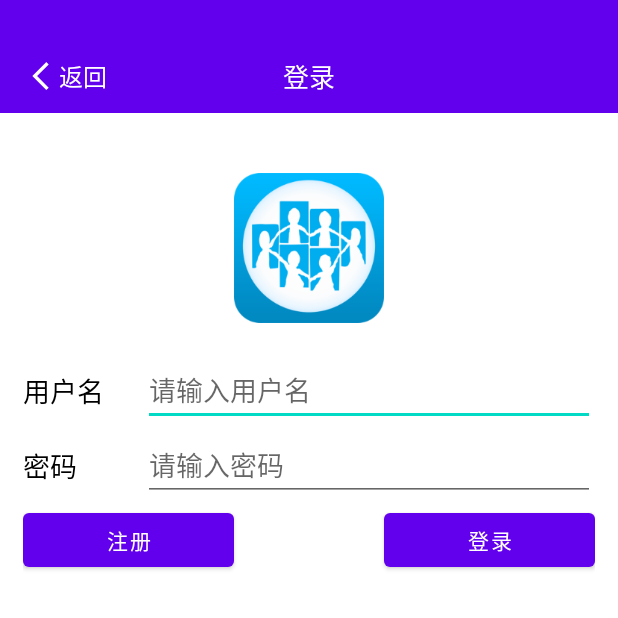
After one commit to hestyle/book_stadium_online_app, an Android app: the LoginActivity screen opened directly, with no data from a screen before it, on a phone screen of 412 x 824 dp, the top half of it. The commit adds this screen. Run offline under Robolectric (Android 15) with nearby library versions, the phone set to English and light mode, and no system bars.

Commit message:
feat：完成登录页面的绘制

```diff
--- a/app/src/main/AndroidManifest.xml
+++ b/app/src/main/AndroidManifest.xml
@@ -9,6 +9,8 @@
         android:roundIcon="@mipmap/ic_launcher_round"
         android:supportsRtl="true"
         android:theme="@style/Theme.Book_stadium_online_app">
+        <activity android:name=".BaseActivity"></activity>
+        <activity android:name=".LoginActivity" />
         <activity
             android:name=".MainActivity"
             android:label="@string/app_name">
--- /dev/null
+++ b/app/src/main/java/cn/edu/hestyle/bookstadiumonline/BaseActivity.java
@@ -0,0 +1,24 @@
+package cn.edu.hestyle.bookstadiumonline;
+
+import androidx.appcompat.app.AppCompatActivity;
+
+import android.os.Build;
+import android.os.Bundle;
+import android.view.WindowManager;
+
+public class BaseActivity extends AppCompatActivity {
+
+    @Override
+    protected void onCreate(Bundle savedInstanceState) {
+        super.onCreate(savedInstanceState);
+        //透明状态栏
+        if (Build.VERSION.SDK_INT >= Build.VERSION_CODES.KITKAT) {
+            getWindow().setFlags(
+                    WindowManager.LayoutParams.FLAG_TRANSLUCENT_STATUS,
+                    WindowManager.LayoutParams.FLAG_TRANSLUCENT_STATUS);
+        }
+        setContentView(R.layout.activity_login);
+        //去除标题栏
+        this.getSupportActionBar().hide();
+    }
+}
--- /dev/null
+++ b/app/src/main/java/cn/edu/hestyle/bookstadiumonline/LoginActivity.java
@@ -0,0 +1,33 @@
+package cn.edu.hestyle.bookstadiumonline;
+
+import android.os.Bundle;
+import android.view.View;
+import android.widget.TextView;
+
+public class LoginActivity extends BaseActivity {
+
+    @Override
+    protected void onCreate(Bundle savedInstanceState) {
+        super.onCreate(savedInstanceState);
+
+        // 设置navigationBar
+        this.navigationBarInit();
+    }
+
+    /**
+     * 设置navigationBar
+     */
+    private void navigationBarInit() {
+        // 设置title
+        TextView titleTextView = this.findViewById(R.id.titleTextView);
+        titleTextView.setText("登录");
+        // 设置返回
+        TextView backTitleTextView = this.findViewById(R.id.backTextView);
+        backTitleTextView.setOnClickListener(new View.OnClickListener() {
+            @Override
+            public void onClick(View v) {
+                finish();
+            }
+        });
+    }
+}
--- a/app/src/main/java/cn/edu/hestyle/bookstadiumonline/MainActivity.java
+++ b/app/src/main/java/cn/edu/hestyle/bookstadiumonline/MainActivity.java
@@ -5,14 +5,12 @@ import android.os.Bundle;
 import android.view.WindowManager;
 
 import com.google.android.material.bottomnavigation.BottomNavigationView;
-
-import androidx.appcompat.app.AppCompatActivity;
 import androidx.navigation.NavController;
 import androidx.navigation.Navigation;
 import androidx.navigation.ui.AppBarConfiguration;
 import androidx.navigation.ui.NavigationUI;
 
-public class MainActivity extends AppCompatActivity {
+public class MainActivity extends BaseActivity {
 
     @Override
     protected void onCreate(Bundle savedInstanceState) {
--- a/app/src/main/java/cn/edu/hestyle/bookstadiumonline/ui/my/MyFragment.java
+++ b/app/src/main/java/cn/edu/hestyle/bookstadiumonline/ui/my/MyFragment.java
@@ -1,5 +1,6 @@
 package cn.edu.hestyle.bookstadiumonline.ui.my;
 
+import android.content.Intent;
 import android.graphics.Color;
 import android.os.Bundle;
 import android.view.LayoutInflater;
@@ -11,6 +12,8 @@ import android.widget.TextView;
 import androidx.annotation.NonNull;
 import androidx.constraintlayout.widget.ConstraintLayout;
 import androidx.fragment.app.Fragment;
+
+import cn.edu.hestyle.bookstadiumonline.LoginActivity;
 import cn.edu.hestyle.bookstadiumonline.R;
 
 public class MyFragment extends Fragment {
@@ -21,6 +24,15 @@ public class MyFragment extends Fragment {
         this.rootView = inflater.inflate(R.layout.fragment_my, container, false);
         // 设置navigationBar
         this.navigationBarInit();
+        // 设置"去登录"点击事件
+        TextView titleTextView = this.rootView.findViewById(R.id.gotoLoginTextView);
+        titleTextView.setOnClickListener(new View.OnClickListener() {
+            @Override
+            public void onClick(View v) {
+                Intent intent = new Intent(getContext(), LoginActivity.class);
+                startActivity(intent);
+            }
+        });
 
         return this.rootView;
     }
@@ -29,7 +41,7 @@ public class MyFragment extends Fragment {
      * 设置navigationBar
      */
     private void navigationBarInit() {
-        ConstraintLayout commonTitleConstraintLayout = this.rootView.findViewById(R.id.include_common_navigation_bar);
+        ConstraintLayout commonTitleConstraintLayout = this.rootView.findViewById(R.id.my_fragment_navigation_bar);
         // 设置title
         TextView titleTextView = this.rootView.findViewById(R.id.titleTextView);
         titleTextView.setText("我的");
@@ -39,9 +51,9 @@ public class MyFragment extends Fragment {
         leftSettingImageButton.setImageResource(R.drawable.ic_setting_24dp);
         ConstraintLayout.LayoutParams leftSettingLayoutParams = new ConstraintLayout.LayoutParams(56, 56);
         leftSettingLayoutParams.leftMargin = 15;
-        leftSettingLayoutParams.startToStart = R.id.include_common_navigation_bar;
-        leftSettingLayoutParams.topToTop = R.id.include_common_navigation_bar;
-        leftSettingLayoutParams.bottomToBottom = R.id.include_common_navigation_bar;
+        leftSettingLayoutParams.startToStart = R.id.my_fragment_navigation_bar;
+        leftSettingLayoutParams.topToTop = R.id.my_fragment_navigation_bar;
+        leftSettingLayoutParams.bottomToBottom = R.id.my_fragment_navigation_bar;
         leftSettingImageButton.setLayoutParams(leftSettingLayoutParams);
         // 设置right announcement
         ImageButton rightAnnouncementImageButton = new ImageButton(getActivity());
@@ -49,9 +61,9 @@ public class MyFragment extends Fragment {
         rightAnnouncementImageButton.setImageResource(R.drawable.ic_announcement_24dp);
         ConstraintLayout.LayoutParams rightAnnouncementLayoutParams = new ConstraintLayout.LayoutParams(56, 56);
         rightAnnouncementLayoutParams.rightMargin = 15;
-        rightAnnouncementLayoutParams.endToEnd = R.id.include_common_navigation_bar;
-        rightAnnouncementLayoutParams.topToTop = R.id.include_common_navigation_bar;
-        rightAnnouncementLayoutParams.bottomToBottom = R.id.include_common_navigation_bar;
+        rightAnnouncementLayoutParams.endToEnd = R.id.my_fragment_navigation_bar;
+        rightAnnouncementLayoutParams.topToTop = R.id.my_fragment_navigation_bar;
+        rightAnnouncementLayoutParams.bottomToBottom = R.id.my_fragment_navigation_bar;
         rightAnnouncementImageButton.setLayoutParams(rightAnnouncementLayoutParams);
         // 添加到common_title
         commonTitleConstraintLayout.addView(leftSettingImageButton);
--- /dev/null
+++ b/app/src/main/res/layout/activity_login.xml
@@ -0,0 +1,104 @@
+<?xml version="1.0" encoding="utf-8"?>
+<androidx.constraintlayout.widget.ConstraintLayout xmlns:android="http://schemas.android.com/apk/res/android"
+    xmlns:app="http://schemas.android.com/apk/res-auto"
+    xmlns:tools="http://schemas.android.com/tools"
+    android:layout_width="match_parent"
+    android:layout_height="match_parent"
+    tools:context=".LoginActivity">
+
+    <include android:id="@+id/logo_activity_navigation_bar" layout="@layout/include_back_navigation_bar"/>
+
+    <ImageView
+        android:id="@+id/logoImageView"
+        android:layout_width="100dp"
+        android:layout_height="100dp"
+        app:layout_constraintStart_toStartOf="parent"
+        app:layout_constraintEnd_toEndOf="parent"
+        app:layout_constraintTop_toBottomOf="@+id/logo_activity_navigation_bar"
+        android:layout_marginTop="40dp"
+        android:src="@drawable/logo" />
+
+    <LinearLayout
+        android:layout_width="match_parent"
+        android:layout_height="wrap_content"
+        app:layout_constraintStart_toStartOf="parent"
+        app:layout_constraintEnd_toEndOf="parent"
+        app:layout_constraintTop_toBottomOf="@+id/logoImageView"
+        android:layout_marginTop="20dp"
+        android:layout_marginLeft="15dp"
+        android:layout_marginRight="15dp"
+        android:orientation="vertical">
+
+        <LinearLayout
+            android:layout_width="match_parent"
+            android:layout_height="50dp"
+            android:orientation="horizontal">
+
+            <TextView
+                android:layout_width="80dp"
+                android:layout_height="wrap_content"
+                android:layout_gravity="center_vertical"
+                android:text="用户名"
+                android:textColor="@color/black"
+                android:textSize="18sp"/>
+
+            <EditText
+                android:id="@+id/userNameEditText"
+                android:layout_width="wrap_content"
+                android:layout_height="wrap_content"
+                android:layout_weight="2"
+                android:layout_gravity="center_vertical"
+                android:ems="10"
+                android:inputType="textPersonName"
+                android:hint="请输入用户名"
+                android:text="" />
+        </LinearLayout>
+        <LinearLayout
+            android:layout_width="match_parent"
+            android:layout_height="50dp"
+            android:orientation="horizontal">
+
+            <TextView
+                android:layout_width="80dp"
+                android:layout_height="wrap_content"
+                android:layout_gravity="center_vertical"
+                android:text="密码"
+                android:textColor="@color/black"
+                android:textSize="18sp"/>
+            <EditText
+                android:id="@+id/passwordEditText"
+                android:layout_width="wrap_content"
+                android:layout_height="wrap_content"
+                android:layout_weight="2"
+                android:layout_gravity="center_vertical"
+                android:ems="10"
+                android:inputType="textPassword"
+                android:hint="请输入密码"
+                android:text="" />
+        </LinearLayout>
+        <LinearLayout
+            android:layout_width="match_parent"
+            android:layout_height="50dp"
+            android:orientation="horizontal">
+
+            <Button
+                android:id="@+id/registerButton"
+                android:layout_width="wrap_content"
+                android:layout_height="wrap_content"
+                android:layout_gravity="center_vertical"
+                android:layout_weight="1"
+                android:layout_marginRight="50dp"
+                android:text="注册" />
+            <Button
+                android:id="@+id/loginButton"
+                android:layout_width="wrap_content"
+                android:layout_height="wrap_content"
+                android:layout_gravity="center_vertical"
+                android:layout_weight="1"
+                android:layout_marginLeft="50dp"
+                android:text="登录" />
+        </LinearLayout>
+    </LinearLayout>
+
+
+</androidx.constraintlayout.widget.ConstraintLayout>
```
Also changed, not shown: app/src/main/res/drawable-xhdpi/logo.png (added).
